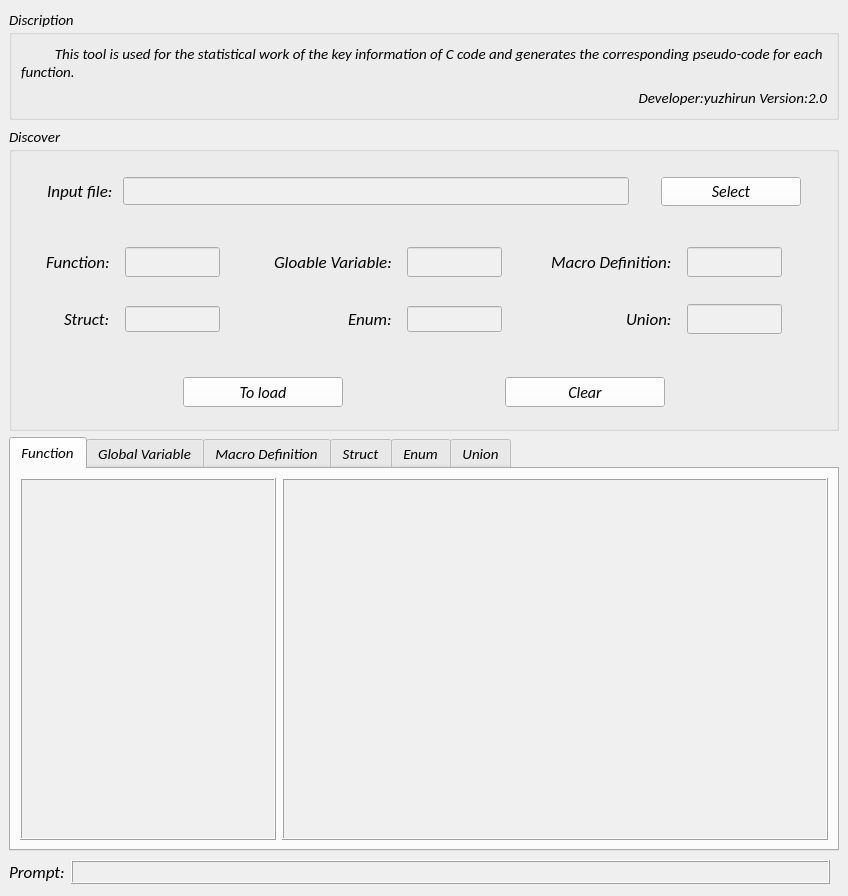
YUZHIRUN/Autogo, file code_generate.ui: the form before one commit.
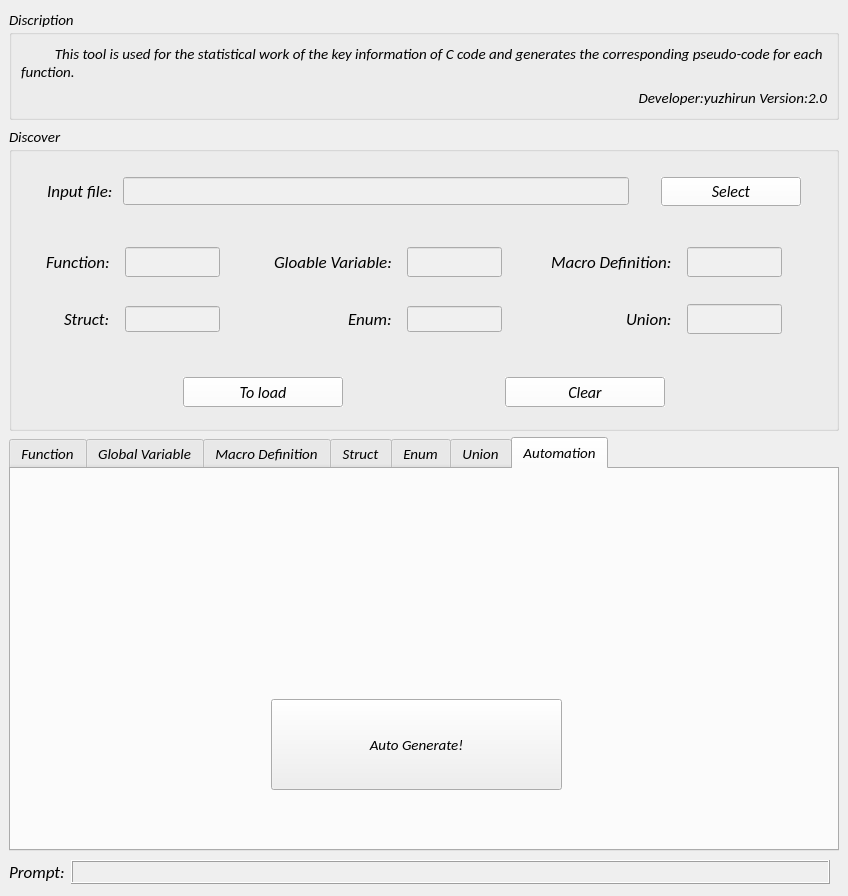
The form after the commit. Icons and pictures are not drawn.

```diff
--- a/code_generate.ui
+++ b/code_generate.ui
@@ -799,7 +799,7 @@
        <bool>false</bool>
       </property>
       <property name="currentIndex">
-       <number>0</number>
+       <number>6</number>
       </property>
       <widget class="QWidget" name="Function">
        <attribute name="title">
@@ -1335,6 +1335,24 @@
         </item>
        </layout>
       </widget>
+      <widget class="QWidget" name="automatic">
+       <attribute name="title">
+        <string>Automation</string>
+       </attribute>
+       <widget class="QPushButton" name="auto_bt">
+        <property name="geometry">
+         <rect>
+          <x>260</x>
+          <y>230</y>
+          <width>291</width>
+          <height>91</height>
+         </rect>
+        </property>
+        <property name="text">
+         <string>Auto Generate!</string>
+        </property>
+       </widget>
+      </widget>
      </widget>
     </item>
     <item>
```
